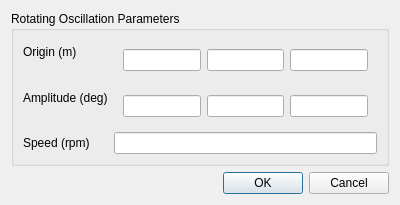
xupeiwust/baram, file baramFlow/view/setup/dynamic_mesh/motion_functions/rotating_oscillation_dialog.ui: the form before one commit.
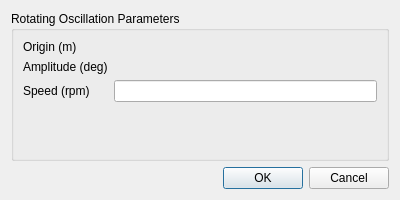
The form after the commit. Custom widgets are drawn as their Qt base class.

Commit message: Vector is used for vector inputs

The edit to the form file:
```diff
--- a/baramFlow/view/setup/dynamic_mesh/motion_functions/rotating_oscillation_dialog.ui
+++ b/baramFlow/view/setup/dynamic_mesh/motion_functions/rotating_oscillation_dialog.ui
@@ -28,19 +28,7 @@
        </widget>
       </item>
       <item row="0" column="1">
-       <widget class="QWidget" name="originWidget" native="true">
-        <layout class="QHBoxLayout" name="originLayout">
-         <item>
-          <widget class="QLineEdit" name="originX"/>
-         </item>
-         <item>
-          <widget class="QLineEdit" name="originY"/>
-         </item>
-         <item>
-          <widget class="QLineEdit" name="originZ"/>
-         </item>
-        </layout>
-       </widget>
+       <widget class="VectorWidget" name="origin"/>
       </item>
       <item row="1" column="0">
        <widget class="QLabel" name="amplitudeLabel">
@@ -50,19 +38,7 @@
        </widget>
       </item>
       <item row="1" column="1">
-       <widget class="QWidget" name="amplitudeWidget" native="true">
-        <layout class="QHBoxLayout" name="amplitudeLayout">
-         <item>
-          <widget class="QLineEdit" name="amplitudeX"/>
-         </item>
-         <item>
-          <widget class="QLineEdit" name="amplitudeY"/>
-         </item>
-         <item>
-          <widget class="QLineEdit" name="amplitudeZ"/>
-         </item>
-        </layout>
-       </widget>
+       <widget class="VectorWidget" name="amplitude"/>
       </item>
       <item row="2" column="0">
        <widget class="QLabel" name="speedLabel">
@@ -86,6 +62,13 @@
    </item>
   </layout>
  </widget>
+ <customwidgets>
+  <customwidget>
+   <class>VectorWidget</class>
+   <extends>QWidget</extends>
+   <header>baramFlow.view.widgets.vector_widget</header>
+  </customwidget>
+ </customwidgets>
  <resources/>
  <connections/>
 </ui>
```
The commit also changes 26 other files.
